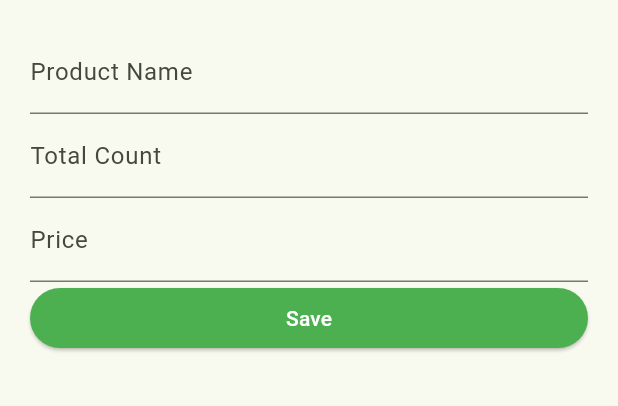
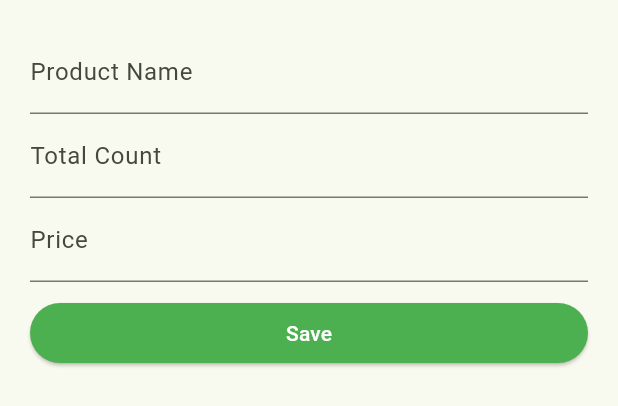
Before and after one commit to rising-dancho/modal_bottom_sheet, a Flutter app: the AddProduct widget shown alone on an empty page, opened directly, on a phone screen of 412 x 824 dp. Shown: the top 406 px of the screen. Run offline on Flutter 3.47's test engine with Material 3 defaults, Android fonts, the phone set to English and light mode, and no system bars.

```diff
--- a/lib/widgets/add_product.dart
+++ b/lib/widgets/add_product.dart
@@ -17,7 +17,8 @@ class _AddProductState extends State<AddProduct> {
           TextField(decoration: InputDecoration(labelText: "Product Name")),
           TextField(decoration: InputDecoration(labelText: "Total Count")),
           TextField(decoration: InputDecoration(labelText: "Price")),
-          Container(
+          const SizedBox(height: 10),
+          SizedBox(
             width: double.infinity,
             child: ElevatedButton(
               style: ElevatedButton.styleFrom(
```
